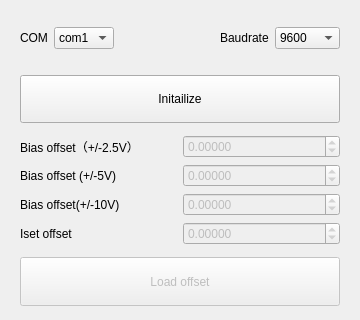
Above: pyqt5 STM software/ui/Setting.ui from freestylexyz/STM-pyqt5-software before the change. Below: the same form after it.
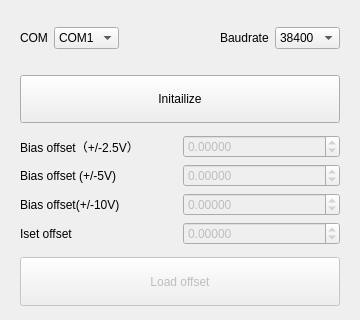
That is the form after the change. Icons and pictures are not drawn.

The edit to the form file:
```diff
--- a/pyqt5 STM software/ui/Setting.ui
+++ b/pyqt5 STM software/ui/Setting.ui
@@ -132,11 +132,9 @@
              <verstretch>0</verstretch>
             </sizepolicy>
            </property>
-           <item>
-            <property name="text">
-             <string>9600</string>
-            </property>
-           </item>
+           <property name="currentText">
+            <string>38400</string>
+           </property>
            <item>
             <property name="text">
              <string>38400</string>
@@ -170,7 +168,7 @@
            </property>
            <item>
             <property name="text">
-             <string>com1</string>
+             <string>COM1</string>
             </property>
            </item>
            <item>
```
Left out of the diff: 13 changed lines with no effect on the pictures.
